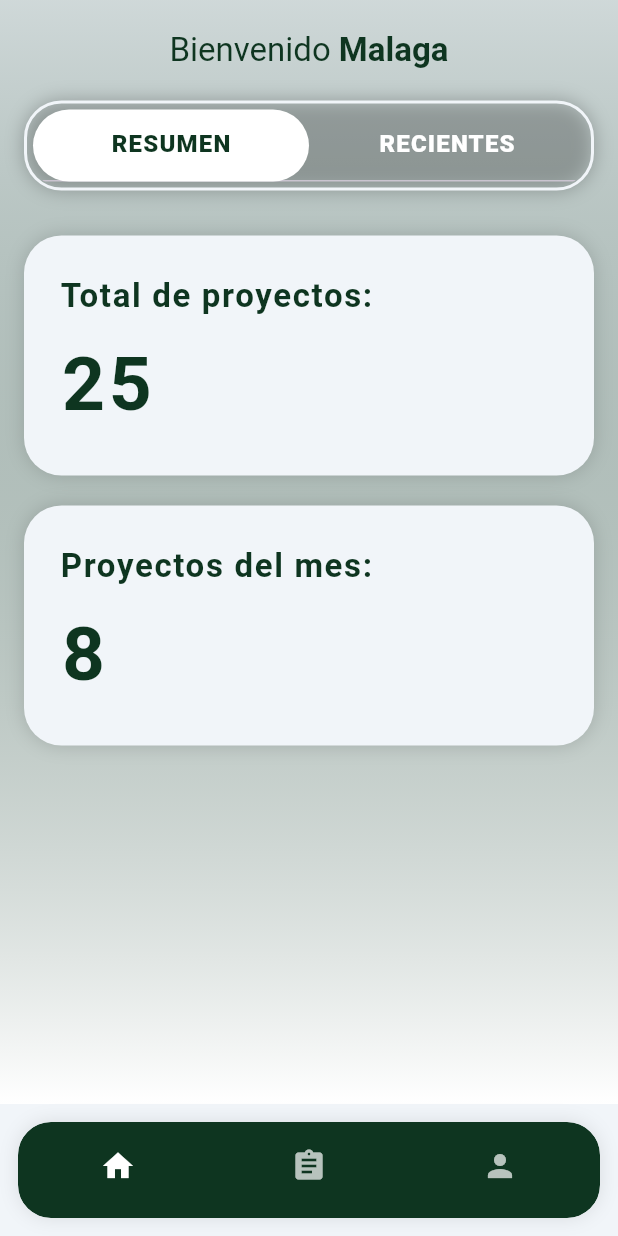
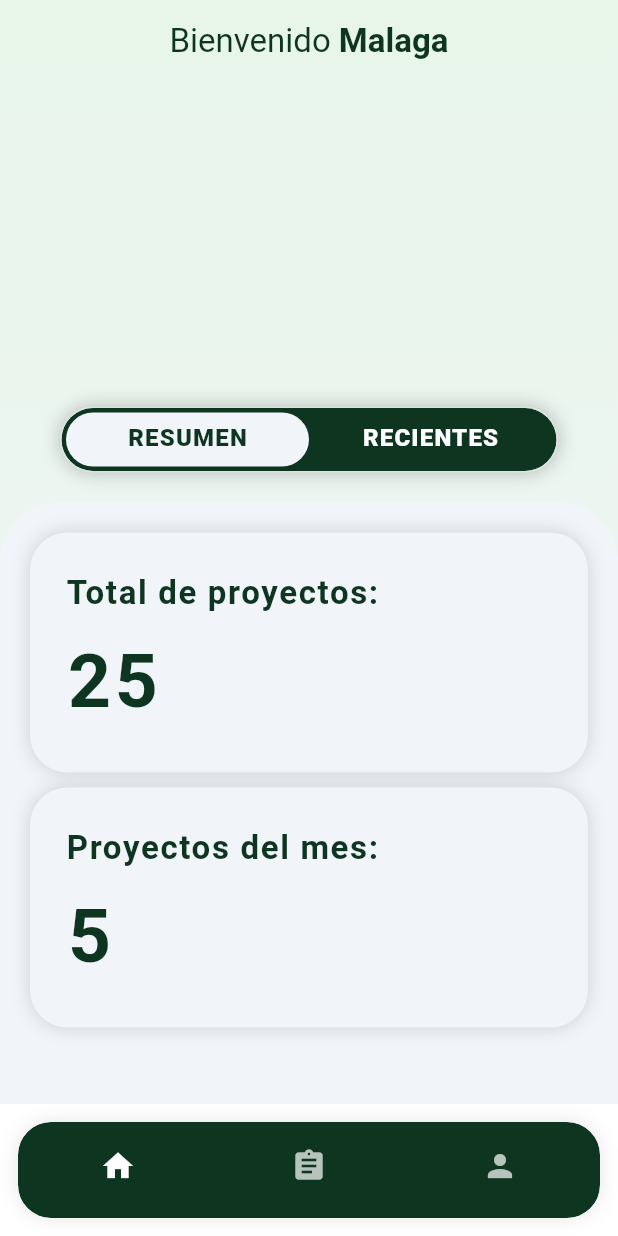
Before and after one commit to jacalvoag/Sylvara_Frontend, a Flutter app: the screen it shows after launch, on a phone screen of 412 x 824 dp. Run offline on Flutter 3.47's test engine with Material 3 defaults, Android fonts, the phone set to English and light mode, and no system bars; Roboto replaces fonts that are missing (Montserrat).

Commit message:
fix: Corrección panatalla home

```diff
--- a/lib/features/projects/screens/pantalla_inicio.dart
+++ b/lib/features/projects/screens/pantalla_inicio.dart
@@ -54,18 +54,18 @@ class _PantallaInicioState extends State<PantallaInicio>
   @override
   Widget build(BuildContext context) {
     return Scaffold(
-      backgroundColor: const Color(0xFFF1F5F9),
+      backgroundColor: Colors.white,
       body: Stack(
         children: [
-          // Fondo con gradiente
+          // Fondo con imagen (placeholder)
           Container(
-            decoration: BoxDecoration(
+            decoration: const BoxDecoration(
               gradient: LinearGradient(
                 begin: Alignment.topCenter,
                 end: Alignment.bottomCenter,
                 colors: [
-                  const Color(0xFF0E3520).withOpacity(0.15),
-                  Colors.white,
+                  Color(0xFFE8F5E9),
+                  Color(0xFFF1F5F9),
                 ],
               ),
             ),
@@ -75,23 +75,26 @@ class _PantallaInicioState extends State<PantallaInicio>
             child: Column(
               children: [
                 // Encabezado: CustomBienvenida
-                Padding(
-                  padding: const EdgeInsets.symmetric(
-                    horizontal: 16,
-                    vertical: 20,
+                const Padding(
+                  padding: EdgeInsets.only(
+                    left: 16,
+                    right: 16,
+                    top: 14,
+                    bottom: 230,
                   ),
                   child: CustomBienvenida(nombre: 'Malaga'),
                 ),
 
-                // TabBar personalizado
+                // TabBar personalizado con glassmorphism
                 Padding(
-                  padding: const EdgeInsets.symmetric(horizontal: 16),
+                  padding: const EdgeInsets.symmetric(horizontal: 40),
                   child: Container(
+                    height: 44,
                     decoration: BoxDecoration(
-                      borderRadius: BorderRadius.circular(25),
+                      borderRadius: BorderRadius.circular(22),
                       border: Border.all(
-                        color: const Color(0xFFF1F5F9),
-                        width: 2,
+                        color: Colors.white.withOpacity(0.3),
+                        width: 1,
                       ),
                       boxShadow: [
                         BoxShadow(
@@ -102,17 +105,23 @@ class _PantallaInicioState extends State<PantallaInicio>
                       ],
                     ),
                     child: ClipRRect(
-                      borderRadius: BorderRadius.circular(25),
+                      borderRadius: BorderRadius.circular(22),
+                      child: Container(
+                        decoration: BoxDecoration(
+                          color: const Color(0xFF0E3520),
+                          borderRadius: BorderRadius.circular(22),
+                        ),
                         child: TabBar(
                           controller: _tabController,
                           labelColor: const Color(0xFF0E3520),
                           unselectedLabelColor: Colors.white,
                           indicator: BoxDecoration(
-                          color: Colors.white,
-                          borderRadius: BorderRadius.circular(25),
+                            color: const Color(0xFFF1F5F9),
+                            borderRadius: BorderRadius.circular(22),
                           ),
                           indicatorSize: TabBarIndicatorSize.tab,
-                        padding: const EdgeInsets.all(4),
+                          dividerColor: Colors.transparent,
+                          padding: const EdgeInsets.all(3),
                           labelStyle: const TextStyle(
                             fontSize: 16,
                             fontWeight: FontWeight.w800,
@@ -133,9 +142,19 @@ class _PantallaInicioState extends State<PantallaInicio>
                       ),
                     ),
                   ),
+                ),
 
+                const SizedBox(height: 20),
                 // TabBarView: Contenido intercambiable
                 Expanded(
+                  child: Container(
+                    decoration: const BoxDecoration(
+                      color: Color(0xFFF1F5F9),
+                      borderRadius: BorderRadius.only(
+                        topLeft: Radius.circular(40),
+                        topRight: Radius.circular(40),
+                      ),
+                    ),
                     child: TabBarView(
                       controller: _tabController,
                       children: [
@@ -144,6 +163,7 @@ class _PantallaInicioState extends State<PantallaInicio>
                         // Vista 2: RECIENTES
                         _buildRecientesView(),
                       ],
+                    ),
                   ),
                 ),
               ],
@@ -170,17 +190,17 @@ class _PantallaInicioState extends State<PantallaInicio>
   // Vista 1: RESUMEN - Solo SummaryCard
   Widget _buildResumenView() {
     return SingleChildScrollView(
-      padding: const EdgeInsets.symmetric(horizontal: 16, vertical: 30),
+      padding: const EdgeInsets.symmetric(horizontal: 20, vertical: 20),
       child: Column(
         children: [
           SummaryCard(
             title: 'Total de proyectos:',
             value: 25,
           ),
-          const SizedBox(height: 20),
+          const SizedBox(height: 10),
           SummaryCard(
             title: 'Proyectos del mes:',
-            value: 8,
+            value: 5,
           ),
         ],
       ),
@@ -189,19 +209,20 @@ class _PantallaInicioState extends State<PantallaInicio>
 
   // Vista 2: RECIENTES - Solo ProjectCard (limitado a 3)
   Widget _buildRecientesView() {
-    return SingleChildScrollView(
-      padding: const EdgeInsets.symmetric(horizontal: 0, vertical: 20),
-      child: Column(
-        children: List.generate(
-          proyectos.length,
-          (index) => ProjectCard(
+    return ListView.builder(
+      padding: const EdgeInsets.symmetric(horizontal: 20, vertical: 20),
+      itemCount: proyectos.length,
+      itemBuilder: (context, index) {
+        return Padding(
+          padding: const EdgeInsets.only(bottom: 10),
+          child: ProjectCard(
             project: proyectos[index],
             onTap: () {
               print('Proyecto seleccionado: ${proyectos[index].nombre}');
             },
           ),
-        ),
-      ),
+        );
+      },
     );
   }
 }
```
Also changed, not shown: lib/core/widgets/project_card.dart (+30 -20 lines). Lines whose indentation alone changed are shown as unchanged.
